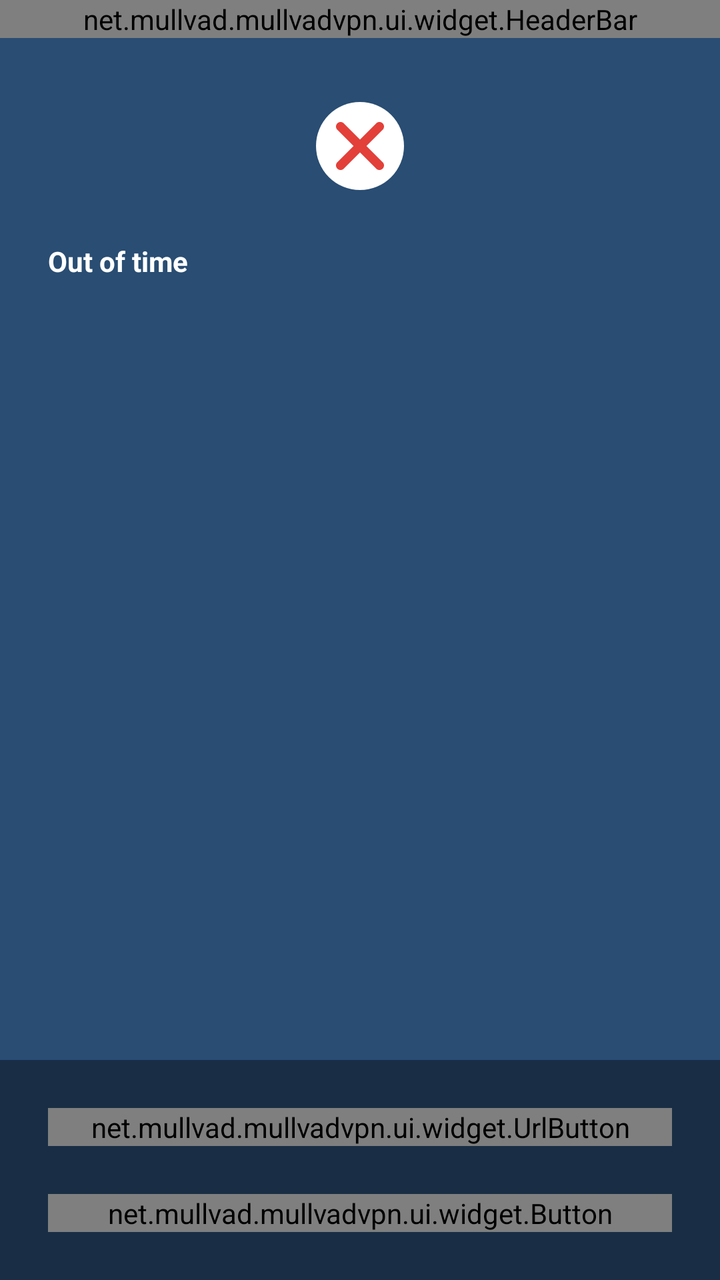
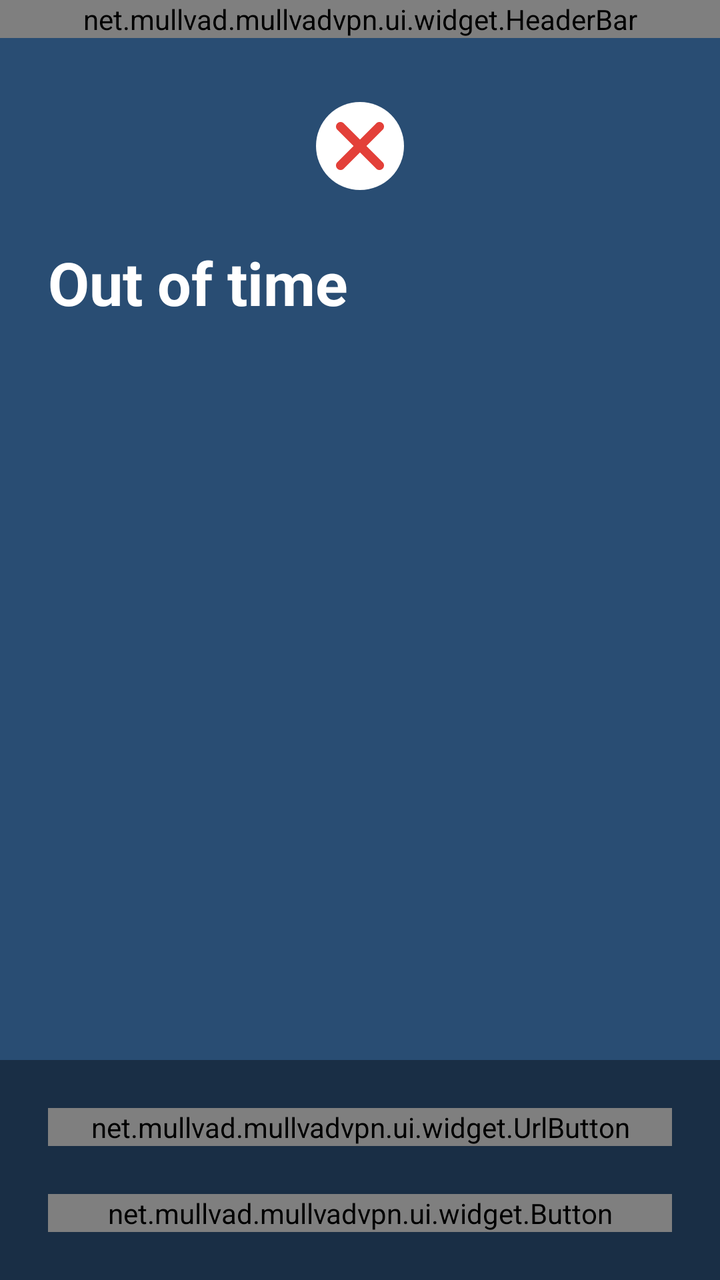

Screens rendered from an Android XML layout before and after an edit, with the pre-edit source and the edit as a unified diff.
<!-- AndroidManifest.xml: application theme AppTheme -->
<!-- res/layout/out_of_time.xml -->
<RelativeLayout xmlns:android="http://schemas.android.com/apk/res/android"
                xmlns:mullvad="http://schemas.android.com/apk/res-auto"
                android:layout_width="match_parent"
                android:layout_height="match_parent">
    <net.mullvad.mullvadvpn.ui.widget.HeaderBar android:id="@+id/header_bar"
                                                android:layout_width="match_parent"
                                                android:layout_height="wrap_content" />
    <ScrollView android:layout_width="match_parent"
                android:layout_height="match_parent"
                android:layout_alignParentBottom="true"
                android:layout_below="@id/header_bar"
                android:fillViewport="true">
        <LinearLayout android:layout_width="match_parent"
                      android:layout_height="match_parent"
                      android:orientation="vertical">
            <ImageView android:layout_width="60dp"
                       android:layout_height="60dp"
                       android:layout_gravity="center"
                       android:layout_marginTop="24dp"
                       android:layout_marginBottom="18dp"
                       android:src="@drawable/icon_fail" />
            <TextView android:layout_width="wrap_content"
                      android:layout_height="wrap_content"
                      android:layout_marginHorizontal="24dp"
                      android:textColor="@color/white"
                      android:textSize="@dimen/text_large"
                      android:textStyle="bold"
                      android:text="@string/out_of_time" />
            <TextView android:id="@+id/no_more_vpn_time_left"
                      android:layout_width="wrap_content"
                      android:layout_height="wrap_content"
                      android:layout_marginHorizontal="24dp"
                      android:layout_marginTop="8dp"
                      android:layout_marginBottom="11dp"
                      android:textColor="@color/white"
                      android:textSize="@dimen/text_small" />
            <Space android:layout_width="match_parent"
                   android:layout_height="0dp"
                   android:layout_weight="1" />
            <LinearLayout android:layout_width="match_parent"
                          android:layout_height="wrap_content"
                          android:layout_weight="0"
                          android:orientation="vertical"
                          android:padding="24dp"
                          android:background="@color/darkBlue">
                <net.mullvad.mullvadvpn.ui.widget.Button android:id="@+id/disconnect"
                                                         android:layout_width="match_parent"
                                                         android:layout_height="wrap_content"
                                                         android:layout_marginBottom="24dp"
                                                         android:visibility="gone"
                                                         mullvad:buttonColor="red"
                                                         mullvad:text="@string/disconnect" />
                <net.mullvad.mullvadvpn.ui.widget.UrlButton android:id="@+id/buy_credit"
                                                            android:layout_width="match_parent"
                                                            android:layout_height="wrap_content"
                                                            mullvad:buttonColor="green"
                                                            mullvad:text="@string/buy_more_credit"
                                                            mullvad:url="@string/account_url"
                                                            mullvad:withToken="true" />
                <net.mullvad.mullvadvpn.ui.widget.Button android:id="@+id/redeem_voucher"
                                                         android:layout_width="match_parent"
                                                         android:layout_height="wrap_content"
                                                         android:layout_marginTop="24dp"
                                                         mullvad:buttonColor="green"
                                                         mullvad:text="@string/redeem_voucher" />
            </LinearLayout>
        </LinearLayout>
    </ScrollView>
</RelativeLayout>
<!-- resources referenced by this layout -->
<resources>
  <color name="darkBlue">#192E45</color>
  <color name="white">#FFFFFF</color>
  <dimen name="text_small">13sp</dimen>
  <!-- drawable icon_fail (drawable) -->
  <?xml version="1.0" encoding="utf-8"?>
  <vector xmlns:android="http://schemas.android.com/apk/res/android"
          android:width="60dp"
          android:height="60dp"
          android:viewportWidth="60.0"
          android:viewportHeight="60.0">
      <group>
          <path android:fillColor="#FFFFFF"
                android:pathData="M8 30 a 22,22 0 1,0 44,0 a 22,22 0 1,0 -44,0 Z" />
          <path android:fillColor="#E34039"
                android:pathData="M33.2371523,30 L41.337119,21.9033278 C42.2203329,21.020473 42.223948,19.5681264 41.3300331,18.6745751 C40.429886,17.774794 38.9899682,17.7778525 38.0999667,18.6674921 L30,26.7641643 L21.9000333,18.6674921 C21.0100318,17.7778525 19.570114,17.774794 18.6699669,18.6745751 C17.776052,19.5681264 17.7796671,21.020473 18.662881,21.9033278 L26.7628477,30 L18.662881,38.0966722 C17.7796671,38.979527 17.776052,40.4318736 18.6699669,41.3254249 C19.570114,42.225206 21.0100318,42.2221475 21.9000333,41.3325079 L30,33.2358357 L38.0999667,41.3325079 C38.9899682,42.2221475 40.429886,42.225206 41.3300331,41.3254249 C42.223948,40.4318736 42.2203329,38.979527 41.337119,38.0966722 L33.2371523,30 Z" />
      </group>
  </vector>
  <string name="account_url">https://mullvad.net/en/account</string>
  <string name="buy_more_credit">Buy more credit</string>
  <string name="disconnect">Disconnect</string>
  <string name="out_of_time">Out of time</string>
  <string name="redeem_voucher">Redeem voucher</string>
  <style name="AppTheme" parent="Theme.AppCompat.NoActionBar">
          <item name="colorPrimary">@color/colorPrimary</item>
          <item name="android:windowBackground">@color/blue</item>
      </style>
  <color name="colorPrimary">#294D73</color>
  <color name="blue">#294D73</color>
</resources>

<!-- the commit's change to res/layout/out_of_time.xml (unified diff, before → after) -->
@@ -23,7 +23,7 @@
                       android:layout_height="wrap_content"
                       android:layout_marginHorizontal="24dp"
                       android:textColor="@color/white"
-                      android:textSize="@dimen/text_large"
+                      android:textSize="@dimen/text_huge"
                       android:textStyle="bold"
                       android:text="@string/out_of_time" />
             <TextView android:id="@+id/no_more_vpn_time_left"
<!-- resource entries referenced after the edit -->
@@ -2,6 +2,7 @@
 <resources>
   <color name="darkBlue">#192E45</color>
   <color name="white">#FFFFFF</color>
+  <dimen name="text_huge">30sp</dimen>
   <dimen name="text_small">13sp</dimen>
   <!-- drawable icon_fail (drawable) -->
   <?xml version="1.0" encoding="utf-8"?>
